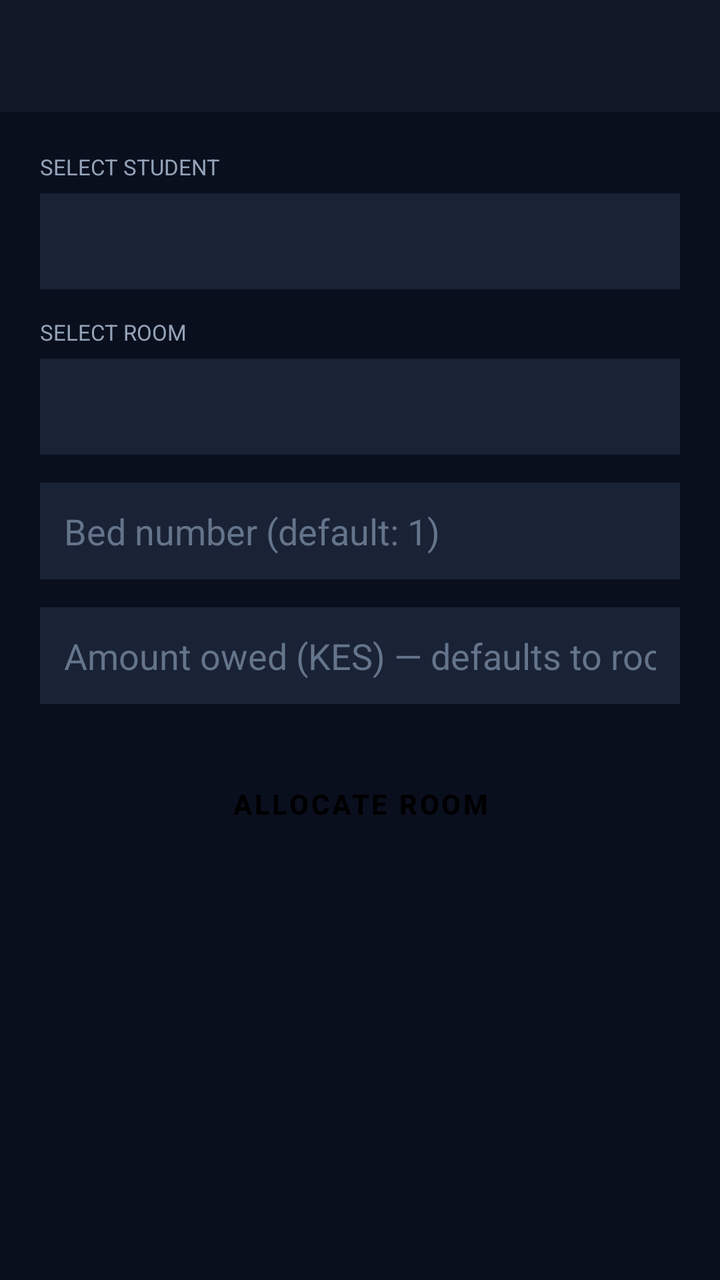
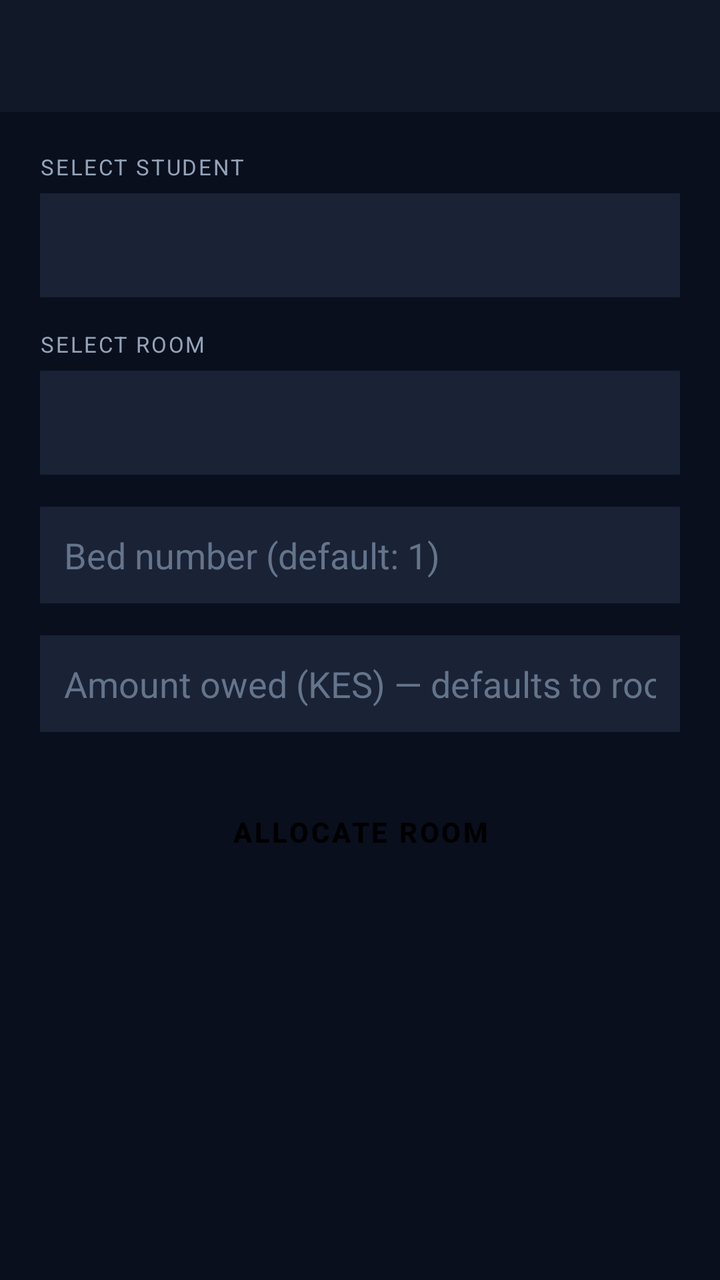

The first picture is an Android layout as it rendered before a commit; the second is the same layout after the commit. The layout source and the unified diff follow.
<!-- AndroidManifest.xml: application theme Theme.HostelMS -->
<!-- res/layout/activity_allocate_room.xml -->
<?xml version="1.0" encoding="utf-8"?>
<LinearLayout xmlns:android="http://schemas.android.com/apk/res/android"
    android:layout_width="match_parent" android:layout_height="match_parent"
    android:background="@color/colorPrimaryDark" android:orientation="vertical">
    <androidx.appcompat.widget.Toolbar android:id="@+id/toolbar" android:title="Allocate Room"
        android:layout_width="match_parent" android:layout_height="?attr/actionBarSize"
        android:background="@color/colorSurface"/>
    <ScrollView android:layout_width="match_parent" android:layout_height="match_parent">
        <LinearLayout android:layout_width="match_parent" android:layout_height="wrap_content"
            android:orientation="vertical" android:padding="20dp">
            <TextView android:text="SELECT STUDENT" android:textColor="@color/colorMuted" android:textSize="11sp"
                android:layout_width="wrap_content" android:layout_height="wrap_content" android:layout_marginBottom="6dp"/>
            <Spinner android:id="@+id/spStudent" android:background="@color/colorCard"
                android:layout_width="match_parent" android:layout_height="48dp"
                android:popupBackground="@color/colorCard" android:layout_marginBottom="14dp"/>
            <TextView android:text="SELECT ROOM" android:textColor="@color/colorMuted" android:textSize="11sp"
                android:layout_width="wrap_content" android:layout_height="wrap_content" android:layout_marginBottom="6dp"/>
            <Spinner android:id="@+id/spRoom" android:background="@color/colorCard"
                android:layout_width="match_parent" android:layout_height="48dp"
                android:popupBackground="@color/colorCard" android:layout_marginBottom="14dp"/>
            <EditText android:id="@+id/etBedNumber" android:hint="Bed number (default: 1)"
                android:inputType="number" android:background="@color/colorCard"
                android:textColor="@color/colorText" android:textColorHint="@color/colorSub" android:padding="12dp"
                android:layout_width="match_parent" android:layout_height="wrap_content" android:layout_marginBottom="14dp"/>
            <EditText android:id="@+id/etAmountOwed" android:hint="Amount owed (KES) — defaults to room price"
                android:inputType="numberDecimal" android:background="@color/colorCard"
                android:textColor="@color/colorText" android:textColorHint="@color/colorSub" android:padding="12dp"
                android:layout_width="match_parent" android:layout_height="wrap_content" android:layout_marginBottom="24dp"/>
            <Button android:id="@+id/btnAllocate" android:text="Allocate Room"
                android:layout_width="match_parent" android:layout_height="52dp" style="@style/AppButton"/>
        </LinearLayout>
    </ScrollView>
</LinearLayout>
<!-- resources referenced by this layout -->
<resources>
  <color name="colorCard">#1A2235</color>
  <color name="colorMuted">#94A3B8</color>
  <color name="colorPrimaryDark">#0A0F1E</color>
  <color name="colorSub">#64748B</color>
  <color name="colorSurface">#111827</color>
  <color name="colorText">#F1F5F9</color>
  <style name="AppButton" parent="Widget.MaterialComponents.Button">
          <item name="backgroundTint">@color/colorAccent</item>
          <item name="android:textColor">@color/black</item>
          <item name="android:textStyle">bold</item>
          <item name="cornerRadius">6dp</item>
      </style>
  <style name="Theme.HostelMS" parent="Theme.MaterialComponents.DayNight.NoActionBar">
          <item name="colorPrimary">@color/colorPrimary</item>
          <item name="colorPrimaryVariant">@color/colorPrimaryDark</item>
          <item name="colorOnPrimary">@color/white</item>
          <item name="colorSecondary">@color/colorAccent</item>
          <item name="android:windowBackground">@color/colorPrimaryDark</item>
          <item name="android:statusBarColor">@color/colorPrimaryDark</item>
          <item name="android:navigationBarColor">@color/colorPrimaryDark</item>
      </style>
  <color name="colorAccent">#F59E0B</color>
  <color name="black">#000000</color>
  <color name="colorPrimary">#1A2235</color>
  <color name="white">#FFFFFF</color>
</resources>

<!-- the commit's change to res/layout/activity_allocate_room.xml (unified diff, before → after) -->
@@ -2,32 +2,54 @@
 <LinearLayout xmlns:android="http://schemas.android.com/apk/res/android"
     android:layout_width="match_parent" android:layout_height="match_parent"
     android:background="@color/colorPrimaryDark" android:orientation="vertical">
+
     <androidx.appcompat.widget.Toolbar android:id="@+id/toolbar" android:title="Allocate Room"
         android:layout_width="match_parent" android:layout_height="?attr/actionBarSize"
         android:background="@color/colorSurface"/>
+
     <ScrollView android:layout_width="match_parent" android:layout_height="match_parent">
         <LinearLayout android:layout_width="match_parent" android:layout_height="wrap_content"
             android:orientation="vertical" android:padding="20dp">
-            <TextView android:text="SELECT STUDENT" android:textColor="@color/colorMuted" android:textSize="11sp"
-                android:layout_width="wrap_content" android:layout_height="wrap_content" android:layout_marginBottom="6dp"/>
+
+            <TextView android:text="SELECT STUDENT" android:textColor="@color/colorMuted"
+                android:textSize="11sp" android:letterSpacing="0.08"
+                android:layout_width="wrap_content" android:layout_height="wrap_content"
+                android:layout_marginBottom="6dp"/>
             <Spinner android:id="@+id/spStudent" android:background="@color/colorCard"
-                android:layout_width="match_parent" android:layout_height="48dp"
-                android:popupBackground="@color/colorCard" android:layout_marginBottom="14dp"/>
-            <TextView android:text="SELECT ROOM" android:textColor="@color/colorMuted" android:textSize="11sp"
-                android:layout_width="wrap_content" android:layout_height="wrap_content" android:layout_marginBottom="6dp"/>
+                android:layout_width="match_parent" android:layout_height="52dp"
+                android:popupBackground="@color/colorCard" android:layout_marginBottom="16dp"/>
+
+            <TextView android:text="SELECT ROOM" android:textColor="@color/colorMuted"
+                android:textSize="11sp" android:letterSpacing="0.08"
+                android:layout_width="wrap_content" android:layout_height="wrap_content"
+                android:layout_marginBottom="6dp"/>
             <Spinner android:id="@+id/spRoom" android:background="@color/colorCard"
-                android:layout_width="match_parent" android:layout_height="48dp"
-                android:popupBackground="@color/colorCard" android:layout_marginBottom="14dp"/>
+                android:layout_width="match_parent" android:layout_height="52dp"
+                android:popupBackground="@color/colorCard" android:layout_marginBottom="16dp"/>
+
             <EditText android:id="@+id/etBedNumber" android:hint="Bed number (default: 1)"
                 android:inputType="number" android:background="@color/colorCard"
-                android:textColor="@color/colorText" android:textColorHint="@color/colorSub" android:padding="12dp"
-                android:layout_width="match_parent" android:layout_height="wrap_content" android:layout_marginBottom="14dp"/>
-            <EditText android:id="@+id/etAmountOwed" android:hint="Amount owed (KES) — defaults to room price"
+                android:textColor="@color/colorText" android:textColorHint="@color/colorSub"
+                android:padding="12dp" android:layout_width="match_parent"
+                android:layout_height="wrap_content" android:layout_marginBottom="16dp"/>
+
+            <EditText android:id="@+id/etAmountOwed"
+                android:hint="Amount owed (KES) — defaults to room price"
                 android:inputType="numberDecimal" android:background="@color/colorCard"
-                android:textColor="@color/colorText" android:textColorHint="@color/colorSub" android:padding="12dp"
-                android:layout_width="match_parent" android:layout_height="wrap_content" android:layout_marginBottom="24dp"/>
+                android:textColor="@color/colorText" android:textColorHint="@color/colorSub"
+                android:padding="12dp" android:layout_width="match_parent"
+                android:layout_height="wrap_content" android:layout_marginBottom="24dp"/>
+
             <Button android:id="@+id/btnAllocate" android:text="Allocate Room"
-                android:layout_width="match_parent" android:layout_height="52dp" style="@style/AppButton"/>
+                android:layout_width="match_parent" android:layout_height="52dp"
+                style="@style/AppButton" android:layout_marginBottom="14dp"/>
+
+            
+            <TextView android:id="@+id/tvAllocateStatus" android:text=""
+                android:textColor="#10B981" android:textSize="14sp" android:textStyle="bold"
+                android:gravity="center" android:visibility="gone"
+                android:layout_width="match_parent" android:layout_height="wrap_content"/>
+
         </LinearLayout>
     </ScrollView>
 </LinearLayout>
